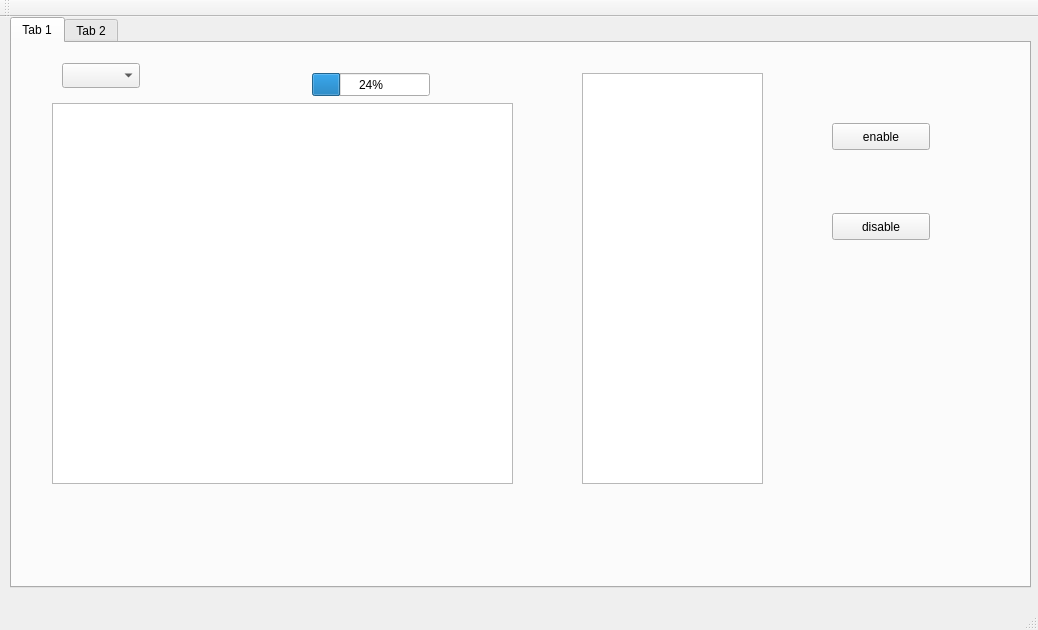
Old version of the form mainwindow.ui in the repository tomerye/Security-Sys-gui.
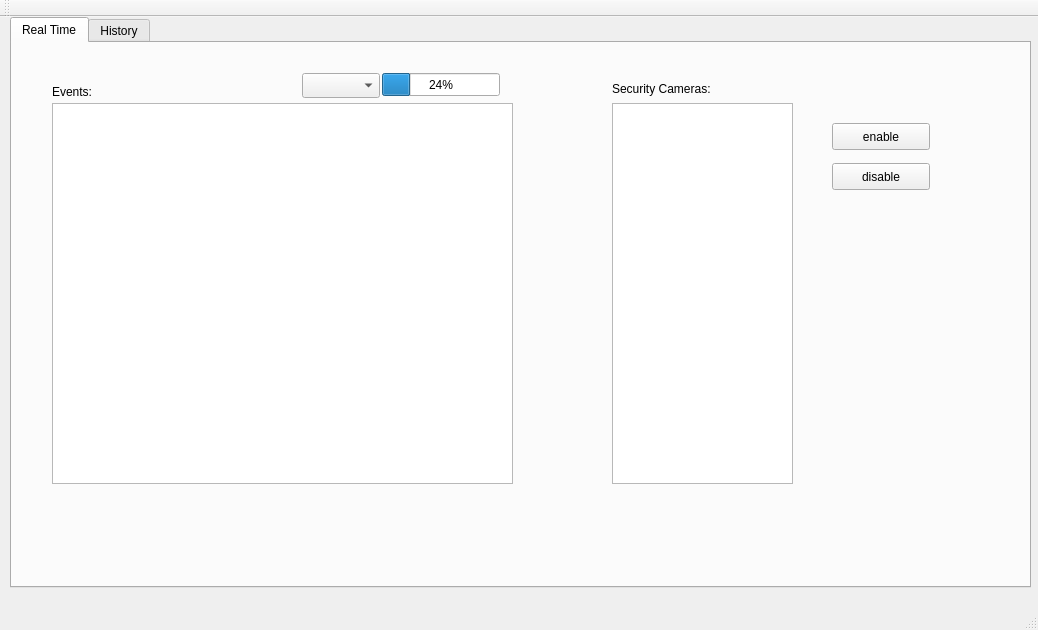
New version of the form.

```diff
--- a/mainwindow.ui
+++ b/mainwindow.ui
@@ -28,15 +28,15 @@
     </property>
     <widget class="QWidget" name="tab">
      <attribute name="title">
-      <string>Tab 1</string>
+      <string>Real Time</string>
      </attribute>
      <widget class="QListView" name="listView">
       <property name="geometry">
        <rect>
-        <x>570</x>
-        <y>30</y>
+        <x>600</x>
+        <y>60</y>
         <width>181</width>
-        <height>411</height>
+        <height>381</height>
        </rect>
       </property>
      </widget>
@@ -56,8 +56,8 @@
      <widget class="QComboBox" name="comboBox">
       <property name="geometry">
        <rect>
-        <x>50</x>
-        <y>20</y>
+        <x>290</x>
+        <y>30</y>
         <width>78</width>
         <height>25</height>
        </rect>
@@ -66,7 +66,7 @@
      <widget class="QProgressBar" name="progressBar">
       <property name="geometry">
        <rect>
-        <x>300</x>
+        <x>370</x>
         <y>30</y>
         <width>118</width>
         <height>23</height>
@@ -93,7 +93,7 @@
       <property name="geometry">
        <rect>
         <x>820</x>
-        <y>170</y>
+        <y>120</y>
         <width>98</width>
         <height>27</height>
        </rect>
@@ -102,10 +102,49 @@
        <string>disable</string>
       </property>
      </widget>
+     <widget class="QLabel" name="label">
+      <property name="geometry">
+       <rect>
+        <x>300</x>
+        <y>460</y>
+        <width>581</width>
+        <height>41</height>
+       </rect>
+      </property>
+      <property name="text">
+       <string/>
+      </property>
+     </widget>
+     <widget class="QLabel" name="label_2">
+      <property name="geometry">
+       <rect>
+        <x>600</x>
+        <y>30</y>
+        <width>121</width>
+        <height>31</height>
+       </rect>
+      </property>
+      <property name="text">
+       <string>Security Cameras:</string>
+      </property>
+     </widget>
+     <widget class="QLabel" name="label_3">
+      <property name="geometry">
+       <rect>
+        <x>40</x>
+        <y>40</y>
+        <width>151</width>
+        <height>17</height>
+       </rect>
+      </property>
+      <property name="text">
+       <string>Events:</string>
+      </property>
+     </widget>
     </widget>
     <widget class="QWidget" name="tab_2">
      <attribute name="title">
-      <string>Tab 2</string>
+      <string>History</string>
      </attribute>
      <widget class="QTableView" name="tableView_2">
       <property name="geometry">
```
Left out of the diff: 26 changed lines with no effect on the pictures.
